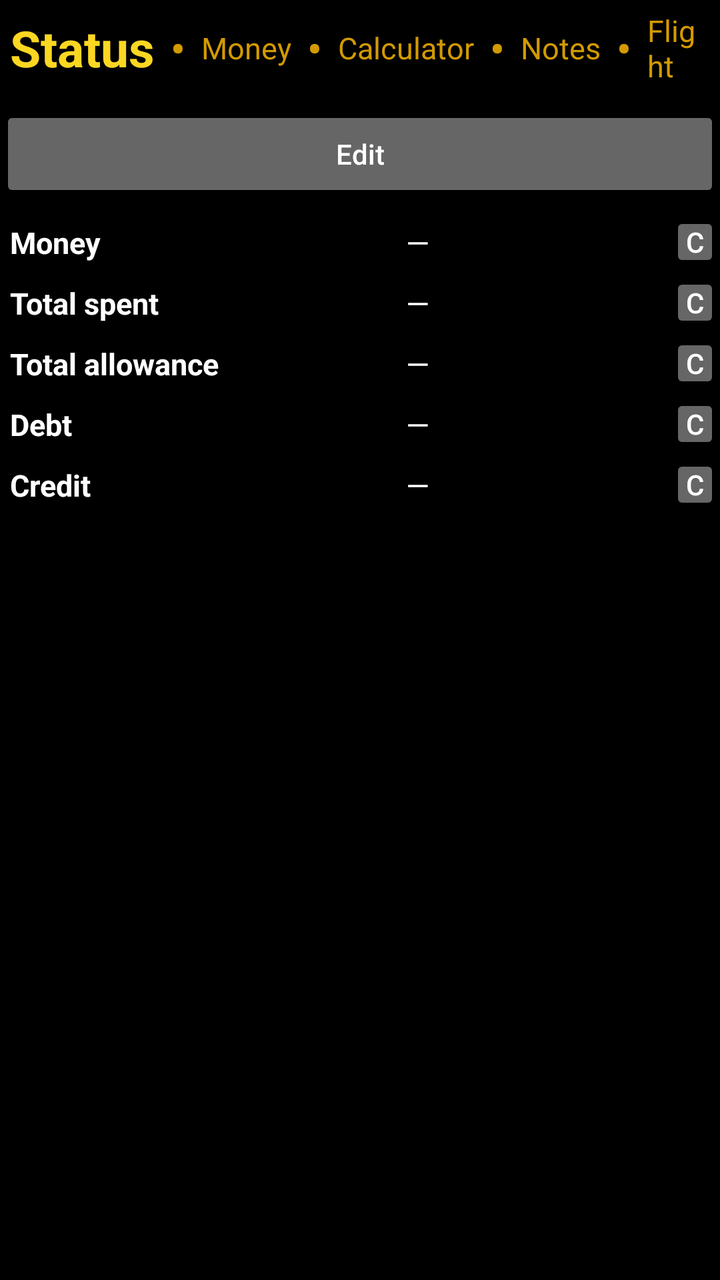
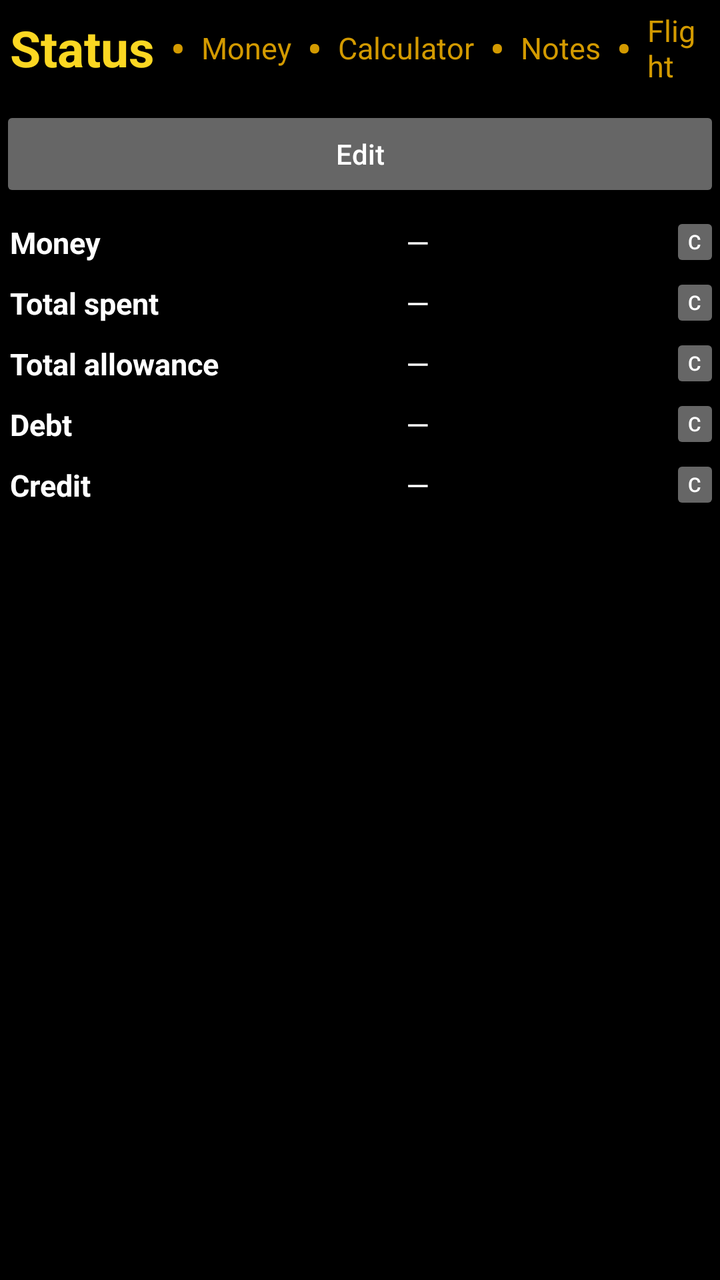

Compare the two renders of this Android layout. The source of the first and the diff that turns it into the second are given below.
<!-- AndroidManifest.xml: application theme Theme.Money -->
<!-- res/layout/i_i_status.xml -->
<?xml version="1.0" encoding="utf-8"?>
<androidx.constraintlayout.widget.ConstraintLayout
    xmlns:android="http://schemas.android.com/apk/res/android"
    xmlns:app="http://schemas.android.com/apk/res-auto"
    android:layout_width="match_parent"
    android:layout_height="match_parent"
    android:background="#000000">

    
    <LinearLayout
        android:id="@+id/main_action_bar"
        android:layout_width="wrap_content"
        android:layout_height="wrap_content"
        android:gravity="center"
        android:orientation="horizontal"
        app:layout_constraintStart_toStartOf="parent"
        app:layout_constraintTop_toTopOf="parent">

        
        <TextView
            android:text="@string/ab_status"
            android:layout_width="wrap_content"
            android:layout_height="wrap_content"
            android:padding="5dp"
            android:textStyle="bold"
            android:textSize="25sp"
            android:textColor="#fbd722"/>

        
        <TextView
            android:text="@string/ab_separator"
            android:layout_width="wrap_content"
            android:layout_height="wrap_content"
            android:padding="3dp"
            android:textStyle="bold"
            android:textSize="20sp"
            android:textColor="#d39a00"/>

        
        <TextView
            android:id="@+id/ab_money"
            android:text="@string/ab_money"
            android:layout_width="wrap_content"
            android:layout_height="wrap_content"
            android:padding="5dp"
            android:textSize="15sp"
            android:textColor="#d39a00"
            android:clickable="true"
            android:focusable="true"/>

        
        <TextView
            android:text="@string/ab_separator"
            android:layout_width="wrap_content"
            android:layout_height="wrap_content"
            android:padding="3dp"
            android:textStyle="bold"
            android:textSize="20sp"
            android:textColor="#d39a00"/>

        
        <TextView
            android:id="@+id/ab_calculator"
            android:text="@string/ab_calculator"
            android:layout_width="wrap_content"
            android:layout_height="wrap_content"
            android:padding="5dp"
            android:textSize="15sp"
            android:textColor="#d39a00"
            android:clickable="true"
            android:focusable="true"/>

        
        <TextView
            android:text="@string/ab_separator"
            android:layout_width="wrap_content"
            android:layout_height="wrap_content"
            android:padding="3dp"
            android:textStyle="bold"
            android:textSize="20sp"
            android:textColor="#d39a00"/>

        
        <TextView
            android:id="@+id/ab_notes"
            android:text="@string/ab_notes"
            android:layout_width="wrap_content"
            android:layout_height="wrap_content"
            android:padding="5dp"
            android:textSize="15sp"
            android:textColor="#d39a00"
            android:clickable="true"
            android:focusable="true"/>

        
        <TextView
            android:text="@string/ab_separator"

            android:layout_width="wrap_content"
            android:layout_height="wrap_content"

            android:padding="3dp"
            android:textStyle="bold"
            android:textSize="20sp"
            android:textColor="#d39a00"/>

        
        <TextView
            android:id="@+id/ab_flight"
            android:text="Flight"

            android:layout_width="wrap_content"
            android:layout_height="wrap_content"

            android:padding="5dp"
            android:textSize="15sp"
            android:textColor="#d39a00"

            android:clickable="true"
            android:focusable="true"/>
    </LinearLayout>

    <LinearLayout
        android:id="@+id/button_bar"
        android:layout_width="0dp"
        android:layout_height="wrap_content"
        android:layout_marginTop="5dp"
        android:gravity="center"
        android:orientation="horizontal"
        app:layout_constraintTop_toBottomOf="@id/main_action_bar"
        app:layout_constraintStart_toStartOf="parent"
        app:layout_constraintEnd_toEndOf="parent">

        <androidx.appcompat.widget.AppCompatButton
            android:id="@+id/s_b_edit"
            android:backgroundTint="#666666"
            android:text="@string/d_b_edit"
            android:textAllCaps="false"
            android:textColor="#FFFFFF"
            android:layout_width="match_parent"
            android:layout_height="wrap_content"/>
    </LinearLayout>

    
    <LinearLayout
        android:layout_width="match_parent"
        android:layout_height="wrap_content"
        android:baselineAligned="false"
        android:orientation="horizontal"
        android:layout_marginTop="5dp"
        app:layout_constraintTop_toBottomOf="@id/button_bar">

        

        
        <LinearLayout
            android:id="@+id/input_bar"
            android:layout_width="0dp"
            android:layout_height="wrap_content"
            android:layout_weight="1.10"
            android:orientation="vertical">

            <EditText
                android:text="@string/s_d_leftover"
                android:layout_width="match_parent"
                android:layout_height="wrap_content"
                android:background="@null"
                android:importantForAutofill="no"
                android:inputType="numberDecimal"
                android:padding="5dp"
                android:textColor="#FFFFFF"
                android:textColorHint="#666666"
                android:textSize="15sp"
                android:textStyle="bold"/>

            <EditText
                android:text="@string/s_d_spent"
                android:layout_width="match_parent"
                android:layout_height="wrap_content"
                android:background="@null"
                android:importantForAutofill="no"
                android:inputType="numberDecimal"
                android:padding="5dp"
                android:textColor="#FFFFFF"
                android:textColorHint="#666666"
                android:textSize="15sp"
                android:textStyle="bold"/>

            <EditText
                android:text="@string/s_d_allowance"
                android:layout_width="match_parent"
                android:layout_height="wrap_content"
                android:background="@null"
                android:importantForAutofill="no"
                android:inputType="numberDecimal"
                android:padding="5dp"
                android:textColor="#FFFFFF"
                android:textColorHint="#666666"
                android:textSize="15sp"
                android:textStyle="bold"/>

            <EditText
                android:text="@string/s_d_debt"
                android:layout_width="match_parent"
                android:layout_height="wrap_content"
                android:background="@null"
                android:importantForAutofill="no"
                android:inputType="numberDecimal"
                android:padding="5dp"
                android:textColor="#FFFFFF"
                android:textColorHint="#666666"
                android:textSize="15sp"
                android:textStyle="bold"/>

            <EditText
                android:text="@string/s_d_credit"
                android:layout_width="match_parent"
                android:layout_height="wrap_content"
                android:background="@null"
                android:importantForAutofill="no"
                android:inputType="numberDecimal"
                android:padding="5dp"
                android:textColor="#FFFFFF"
                android:textColorHint="#666666"
                android:textSize="15sp"
                android:textStyle="bold"/>
        </LinearLayout>

        <LinearLayout
            android:id="@+id/enter_bar"
            android:layout_width="0dp"
            android:layout_height="wrap_content"
            android:layout_weight="0.90"
            android:orientation="vertical">

            <LinearLayout
                android:layout_width="match_parent"
                android:layout_height="wrap_content"
                android:gravity="center_vertical"
                android:orientation="horizontal">

                <EditText
                    android:text="@string/s_s_leftover"
                    android:id="@+id/s_s_leftover"

                    android:layout_width="0dp"
                    android:layout_height="wrap_content"
                    android:layout_weight="1"
                    android:background="@null"
                    android:importantForAutofill="no"
                    android:inputType="numberDecimal"
                    android:padding="5dp"
                    android:textColor="#FFFFFF"
                    android:textColorHint="#666666"
                    android:textSize="15sp" />
                <androidx.appcompat.widget.AppCompatButton
                    android:id="@+id/s_b_leftover"

                    android:layout_width="25dp"
                    android:layout_height="30dp"
                    android:backgroundTint="#666666"
                    android:padding="0dp"
                    android:text="C"
                    android:textColor="#FFFFFF" />
            </LinearLayout>

            <LinearLayout
                android:layout_width="match_parent"
                android:layout_height="wrap_content"
                android:gravity="center_vertical"
                android:orientation="horizontal">

                <EditText
                    android:text="@string/s_s_spent"
                    android:id="@+id/s_s_spent"

                    android:layout_width="0dp"
                    android:layout_height="wrap_content"
                    android:layout_weight="1"
                    android:background="@null"
                    android:importantForAutofill="no"
                    android:inputType="numberDecimal"
                    android:padding="5dp"
                    android:textColor="#FFFFFF"
                    android:textColorHint="#666666"
                    android:textSize="15sp" />
                <androidx.appcompat.widget.AppCompatButton
                    android:id="@+id/s_b_spent"

                    android:layout_width="25dp"
                    android:layout_height="30dp"
                    android:backgroundTint="#666666"
                    android:padding="0dp"
                    android:text="C"
                    android:textColor="#FFFFFF" />
            </LinearLayout>

            <LinearLayout
                android:layout_width="match_parent"
                android:layout_height="wrap_content"
                android:gravity="center_vertical"
                android:orientation="horizontal">

                <EditText
                    android:text="@string/s_s_allowance"
                    android:id="@+id/s_s_allowance"

                    android:layout_width="0dp"
                    android:layout_height="wrap_content"
                    android:layout_weight="1"
                    android:background="@null"
                    android:importantForAutofill="no"
                    android:inputType="numberDecimal"
                    android:padding="5dp"
                    android:textColor="#FFFFFF"
                    android:textColorHint="#666666"
                    android:textSize="15sp" />
                <androidx.appcompat.widget.AppCompatButton
                    android:id="@+id/s_b_allowance"

                    android:layout_width="25dp"
                    android:layout_height="30dp"
                    android:backgroundTint="#666666"
                    android:padding="0dp"
                    android:text="C"
                    android:textColor="#FFFFFF" />
            </LinearLayout>

            <LinearLayout
                android:layout_width="match_parent"
                android:layout_height="wrap_content"
                android:gravity="center_vertical"
                android:orientation="horizontal">

                <EditText
                    android:text="@string/s_s_debt"
                    android:id="@+id/s_s_debt"

                    android:layout_width="0dp"
                    android:layout_height="wrap_content"
                    android:layout_weight="1"
                    android:background="@null"
                    android:importantForAutofill="no"
                    android:inputType="numberDecimal"
                    android:padding="5dp"
                    android:textColor="#FFFFFF"
                    android:textColorHint="#666666"
                    android:textSize="15sp" />
                <androidx.appcompat.widget.AppCompatButton
                    android:id="@+id/s_b_debt"

                    android:layout_width="25dp"
                    android:layout_height="30dp"
                    android:backgroundTint="#666666"
                    android:padding="0dp"
                    android:text="C"
                    android:textColor="#FFFFFF" />
            </LinearLayout>

            <LinearLayout
                android:layout_width="match_parent"
                android:layout_height="wrap_content"
                android:gravity="center_vertical"
                android:orientation="horizontal">

                <EditText
                    android:text="@string/s_s_credit"
                    android:id="@+id/s_s_credit"

                    android:layout_width="0dp"
                    android:layout_height="wrap_content"
                    android:layout_weight="1"
                    android:background="@null"
                    android:importantForAutofill="no"
                    android:inputType="numberDecimal"
                    android:padding="5dp"
                    android:textColor="#FFFFFF"
                    android:textColorHint="#666666"
                    android:textSize="15sp" />
                <androidx.appcompat.widget.AppCompatButton
                    android:id="@+id/s_b_credit"

                    android:layout_width="25dp"
                    android:layout_height="30dp"
                    android:backgroundTint="#666666"
                    android:padding="0dp"
                    android:text="C"
                    android:textColor="#FFFFFF" />
            </LinearLayout>

        </LinearLayout>
    </LinearLayout>

</androidx.constraintlayout.widget.ConstraintLayout>
<!-- resources referenced by this layout -->
<resources>
  <string name="ab_calculator">   Calculator</string>
  <string name="ab_money">        Money</string>
  <string name="ab_notes">        Notes</string>
  <string name="ab_separator">    •</string>
  <string name="ab_status">       Status</string>
  <string name="d_b_edit">        Edit</string>
  <string name="s_d_allowance">   Total allowance</string>
  <string name="s_d_credit">      Credit</string>
  <string name="s_d_debt">        Debt</string>
  <string name="s_d_leftover">    Money</string>
  <string name="s_d_spent">       Total spent</string>
  <string name="s_s_allowance">   —</string>
  <string name="s_s_credit">      —</string>
  <string name="s_s_debt">        —</string>
  <string name="s_s_leftover">    —</string>
  <string name="s_s_spent">       —</string>
  <style name="Theme.Money" parent="Theme.Material3.DayNight.NoActionBar">
          
          <item name="colorPrimary">@color/purple_500</item>
          <item name="colorPrimaryVariant">@color/purple_700</item>
          <item name="colorOnPrimary">@color/white</item>
          
          <item name="colorSecondary">@color/teal_200</item>
          <item name="colorSecondaryVariant">@color/teal_700</item>
          <item name="colorOnSecondary">@color/black</item>
          
          <item name="android:statusBarColor">?attr/colorPrimaryVariant</item>
          
      </style>
  <color name="purple_500">#d39a00</color>
  <color name="purple_700">#d39a00</color>
  <color name="white">#FFFFFFFF</color>
  <color name="teal_200">#fbd722</color>
  <color name="teal_700">#fbd722</color>
  <color name="black">#FF000000</color>
</resources>

<!-- the commit's change to res/layout/i_i_status.xml (unified diff, before → after) -->
@@ -261,7 +261,9 @@
                     android:backgroundTint="#666666"
                     android:padding="0dp"
                     android:text="C"
-                    android:textColor="#FFFFFF" />
+                    android:textAllCaps="false"
+                    android:textColor="#FFFFFF"
+                    android:textSize="10sp" />
             </LinearLayout>
 
             <LinearLayout
@@ -292,7 +294,9 @@
                     android:backgroundTint="#666666"
                     android:padding="0dp"
                     android:text="C"
-                    android:textColor="#FFFFFF" />
+                    android:textAllCaps="false"
+                    android:textColor="#FFFFFF"
+                    android:textSize="10sp" />
             </LinearLayout>
 
             <LinearLayout
@@ -323,7 +327,9 @@
                     android:backgroundTint="#666666"
                     android:padding="0dp"
                     android:text="C"
-                    android:textColor="#FFFFFF" />
+                    android:textAllCaps="false"
+                    android:textColor="#FFFFFF"
+                    android:textSize="10sp" />
             </LinearLayout>
 
             <LinearLayout
@@ -354,7 +360,9 @@
                     android:backgroundTint="#666666"
                     android:padding="0dp"
                     android:text="C"
-                    android:textColor="#FFFFFF" />
+                    android:textAllCaps="false"
+                    android:textColor="#FFFFFF"
+                    android:textSize="10sp" />
             </LinearLayout>
 
             <LinearLayout
@@ -385,7 +393,9 @@
                     android:backgroundTint="#666666"
                     android:padding="0dp"
                     android:text="C"
-                    android:textColor="#FFFFFF" />
+                    android:textAllCaps="false"
+                    android:textColor="#FFFFFF"
+                    android:textSize="10sp" />
             </LinearLayout>
 
         </LinearLayout>
